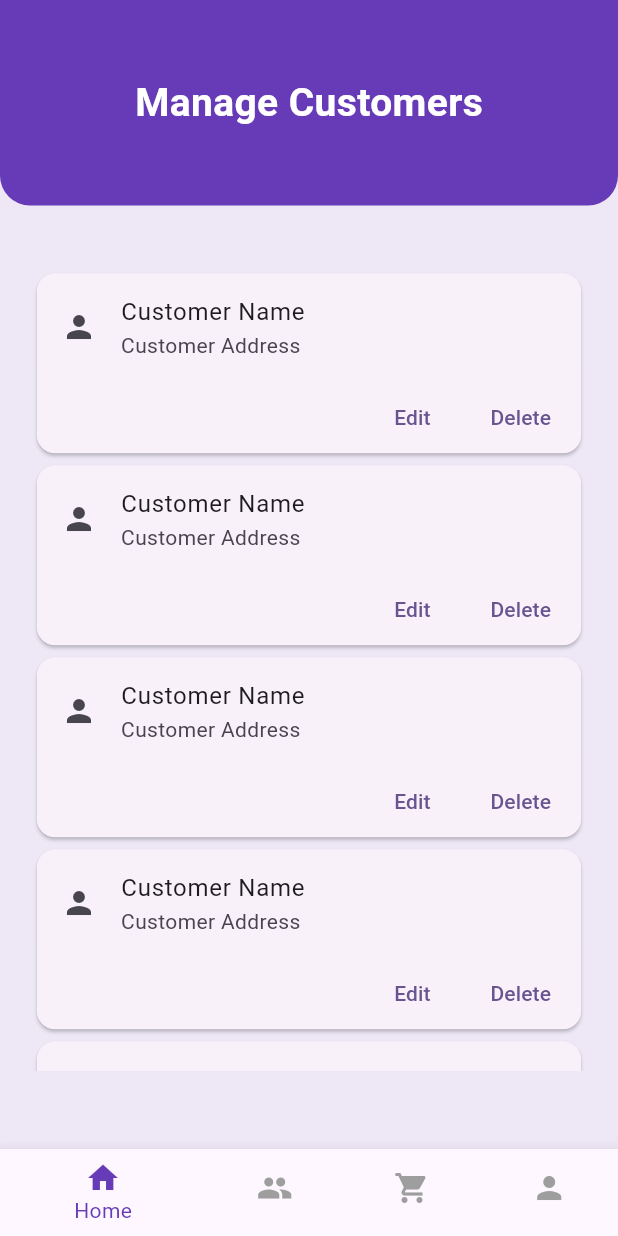
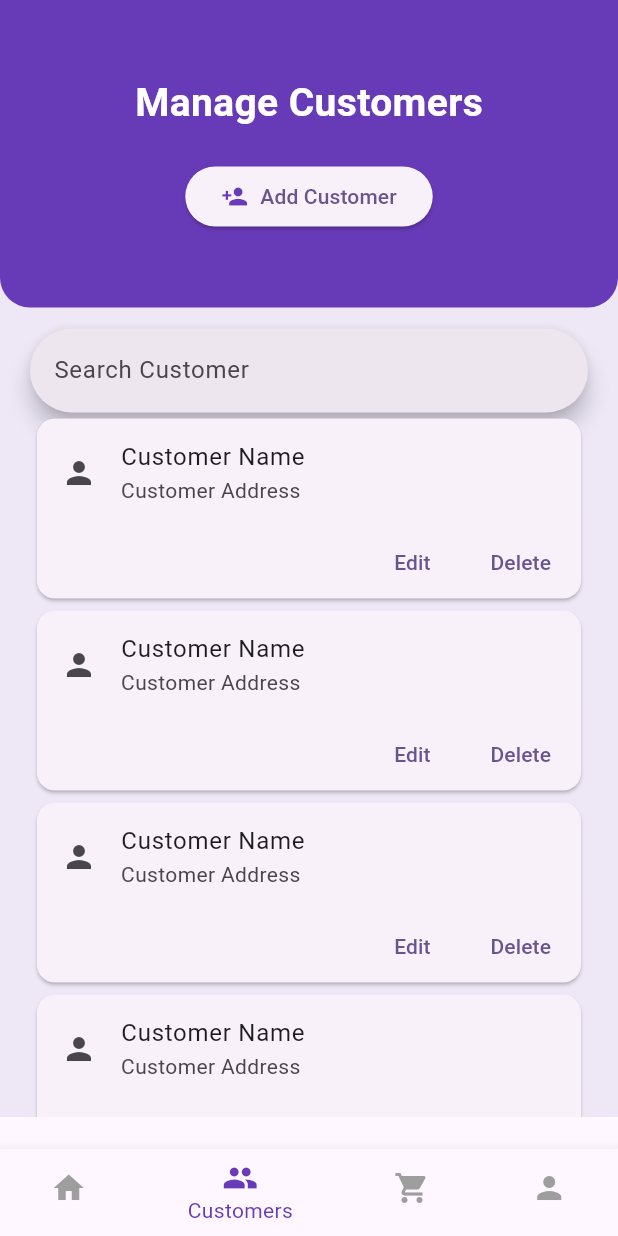
Before and after one commit to Sandun-Induranga/Mobile-POS, a Flutter app: the screen it shows after launch, item 2 of the bottom bar chosen, on a phone screen of 412 x 824 dp. Run offline on Flutter 3.47's test engine with Material 3 defaults, Android fonts, the phone set to English and light mode, and no system bars.

Commit message:
Customer Page Updated

```diff
--- a/lib/pages/customer_page/customer_page_view.dart
+++ b/lib/pages/customer_page/customer_page_view.dart
@@ -6,7 +6,8 @@ class CustomerPage extends StatelessWidget {
 
   @override
   Widget build(BuildContext context) {
-    return Container(
+    return SingleChildScrollView(
+      child: Container(
         color: Colors.deepPurple[50],
         width: MediaQuery.of(context).size.width,
         child: Column(
@@ -24,9 +25,11 @@ class CustomerPage extends StatelessWidget {
               ),
               alignment: Alignment.center,
               // color: Colors.deepPurple,
-            child: const Padding(
-              padding: EdgeInsets.symmetric(vertical: 50),
-              child: Text(
+              child: Padding(
+                padding: const EdgeInsets.symmetric(vertical: 50),
+                child: Column(
+                  children: [
+                    const Text(
                       'Manage Customers',
                       style: TextStyle(
                         fontSize: 26,
@@ -34,18 +37,50 @@ class CustomerPage extends StatelessWidget {
                         color: Colors.white,
                       ),
                     ),
+                    const SizedBox(height: 20),
+                    ElevatedButton(
+                      onPressed: () {},
+                      style: ElevatedButton.styleFrom(
+                        shape: const RoundedRectangleBorder(
+                          borderRadius: BorderRadius.all(
+                            Radius.circular(20),
+                          ),
+                        ),
+                      ),
+                      child: const Row(
+                        mainAxisSize: MainAxisSize.min,
+                        children: [
+                          Icon(
+                            Icons.person_add, // Replace with the icon you want
+                            color: Colors.deepPurple, // Set the icon color
+                          ),
+                          SizedBox(
+                              width:
+                                  8), // Adjust the spacing between icon and text
+                          Text('Add Customer'),
+                        ],
+                      ),
+                    ),
+                  ],
+                ),
+              ),
+            ),
+            const Padding(
+              padding: EdgeInsets.fromLTRB(20, 14, 20, 0),
+              child: SearchBar(
+                hintText: 'Search Customer',
               ),
             ),
             SizedBox(
-            height: MediaQuery.of(context).size.height * 0.7,
+              height: MediaQuery.of(context).size.height * 0.57,
               child: SingleChildScrollView(
                 scrollDirection: Axis.vertical,
                 padding: EdgeInsets.symmetric(
                   horizontal: MediaQuery.of(context).size.width * 0.05,
-                vertical: MediaQuery.of(context).size.height * 0.05,
                 ),
                 child: ListView.builder(
                   shrinkWrap: true,
+                  physics: const NeverScrollableScrollPhysics(),
                   itemCount: 20,
                   itemBuilder: (context, index) {
                     return const CustomerCard();
@@ -55,6 +90,7 @@ class CustomerPage extends StatelessWidget {
             )
           ],
         ),
+      ),
     );
   }
 }
--- a/lib/pages/root_page/root_page.dart
+++ b/lib/pages/root_page/root_page.dart
@@ -43,7 +43,7 @@ class _PosAppState extends State<PosApp> {
               label: 'Profile',
             ),
           ],
-          currentIndex: 0,
+          currentIndex: selectedIndex,
           backgroundColor: Colors.white,
           selectedItemColor: Colors.deepPurple,
           unselectedItemColor: Colors.grey,
```
Lines whose indentation alone changed are shown as unchanged.
